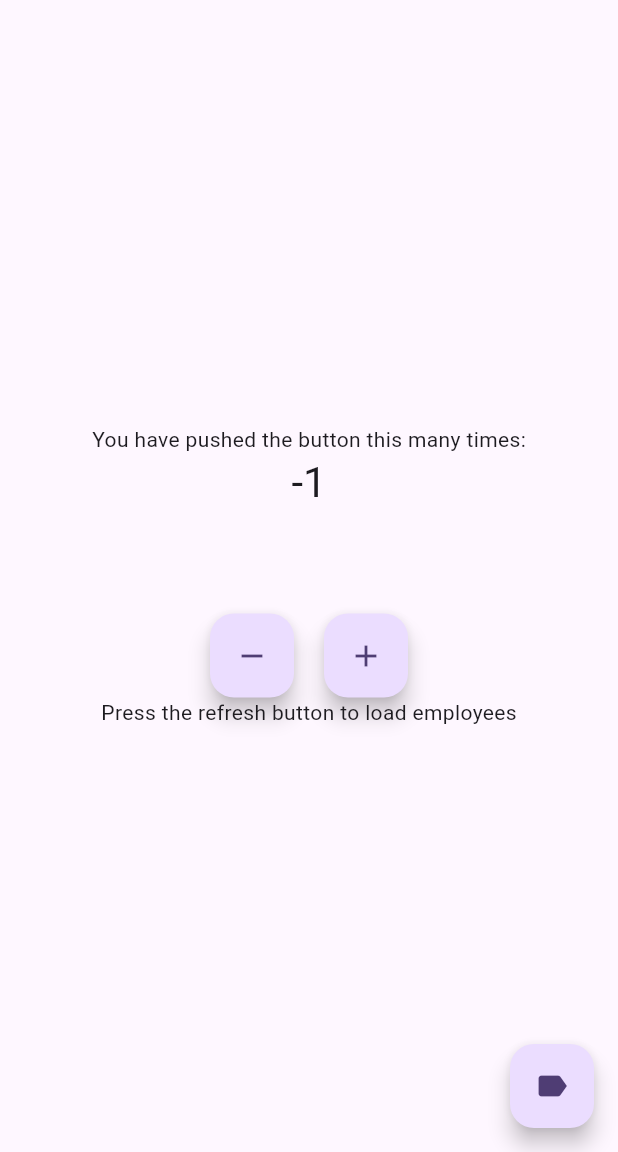
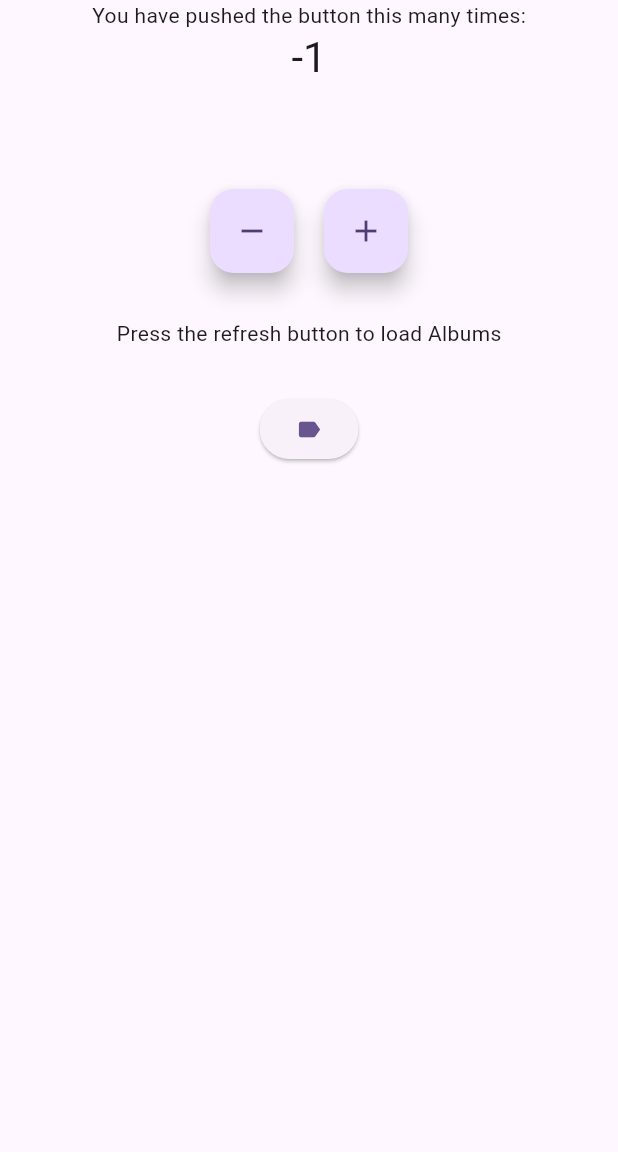
Before and after one commit to timokohlmann/bloc_demo, a Flutter app: the screen it shows after launch, after a tap on the "remove" icon, on a phone screen of 412 x 824 dp, the part 84-1236 px from its top. Run offline on Flutter 3.47's test engine with Material 3 defaults, Android fonts, the phone set to English and light mode, and no system bars; our stand-ins replace flutter_bloc; network calls fail.

Commit message:
change dummy API

```diff
--- a/lib/main.dart
+++ b/lib/main.dart
@@ -1,15 +1,18 @@
 import 'package:bloc_demo/modules/homepage/bloc/home_bloc.dart';
 import 'package:bloc_demo/modules/homepage/bloc/home_event.dart';
+import 'package:bloc_demo/modules/homepage/data/repository/home_repository.dart';
 import 'package:bloc_demo/modules/homepage/presentation/home.dart';
 import 'package:flutter/material.dart';
 import 'package:flutter_bloc/flutter_bloc.dart';
 
 void main() {
-  runApp(const MyApp());
+  runApp(MyApp());
 }
 
 class MyApp extends StatelessWidget {
-  const MyApp({super.key});
+  MyApp({super.key});
+
+  final AlbumRepository albumRepository = AlbumRepository();
 
   @override
   Widget build(BuildContext context) {
@@ -20,7 +23,8 @@ class MyApp extends StatelessWidget {
         useMaterial3: true,
       ),
       home: BlocProvider(
-        create: (context) => MyHomePageBloc()..add(MyHomePageStarted()),
+        create: (context) =>
+            MyHomePageBloc(albumRepository)..add(MyHomePageStarted()),
         child: const MyHomePage(
           title: 'Flutter Bloc Demo',
         ),
--- a/lib/modules/homepage/bloc/home_bloc.dart
+++ b/lib/modules/homepage/bloc/home_bloc.dart
@@ -5,24 +5,23 @@ import 'package:flutter_bloc/flutter_bloc.dart';
 import 'package:http/http.dart' as http;
 
 class MyHomePageBloc extends Bloc<MyHomePageEvent, MyHomePageState> {
-  MyHomePageBloc() : super(MyHomePageState()) {
+  MyHomePageBloc(this.albumRepository) : super(MyHomePageState()) {
     on<MyHomePageStarted>((_onStarted));
     on<MyHomePageCounterPressedPlus>((_incrementCounter));
     on<MyHomePageCounterPressedMinus>((_decrementCounter));
   }
-
-  late EmployeeRepository employeeRepository;
+  final AlbumRepository albumRepository;
 
   Future<void> _onStarted(
     MyHomePageStarted event,
     Emitter<MyHomePageState> emit,
   ) async {
-    emit(EmployeesLoading());
+    emit(AlbumsLoading());
     try {
-      final employees = await employeeRepository.fetchEmployees();
-      emit(EmployeesLoadSuccess(employees));
+      final albums = await albumRepository.fetchAlbums();
+      emit(AlbumsLoadSuccess(albums));
     } catch (error) {
-      emit(EmployeesLoadFailure(error.toString()));
+      emit(AlbumsLoadFailure(error.toString()));
     }
   }
 
--- a/lib/modules/homepage/bloc/home_state.dart
+++ b/lib/modules/homepage/bloc/home_state.dart
@@ -11,18 +11,18 @@ class MyHomePageState {
   }
 }
 
-class EmployeesInitial extends MyHomePageState {}
+class AlbumsInitial extends MyHomePageState {}
 
-class EmployeesLoading extends MyHomePageState {}
+class AlbumsLoading extends MyHomePageState {}
 
-class EmployeesLoadSuccess extends MyHomePageState {
-  final List<Employee> employees;
+class AlbumsLoadSuccess extends MyHomePageState {
+  final List<Album> albums;
 
-  EmployeesLoadSuccess(this.employees);
+  AlbumsLoadSuccess(this.albums);
 }
 
-class EmployeesLoadFailure extends MyHomePageState {
+class AlbumsLoadFailure extends MyHomePageState {
   final String error;
 
-  EmployeesLoadFailure(this.error);
+  AlbumsLoadFailure(this.error);
 }
--- a/lib/modules/homepage/data/repository/home_repository.dart
+++ b/lib/modules/homepage/data/repository/home_repository.dart
@@ -3,18 +3,21 @@ import 'dart:convert';
 import 'package:bloc_demo/modules/homepage/presentation/employee_model.dart';
 import 'package:http/http.dart' as http;
 
-class EmployeeRepository {
-  Future<List<Employee>> fetchEmployees() async {
+class AlbumRepository {
+  Future<List<Album>> fetchAlbums() async {
     final response = await http
-        .get(Uri.parse('https://dummy.restapiexample.com/api/v1/employees'));
+        .get(Uri.parse('https://jsonplaceholder.typicode.com/albums'));
 
     if (response.statusCode == 200) {
-      List<dynamic> jsonList = json.decode(response.body);
-      List<Employee> employees =
-          jsonList.map((json) => Employee.fromJson(json)).toList();
-      return employees;
+      final List<dynamic> decodedResponse = json.decode(response.body);
+
+      List<Album> albums = decodedResponse
+          .map<Album>((jsonItem) => Album.fromJson(jsonItem))
+          .toList();
+
+      return albums;
     } else {
-      throw Exception('Failed to load employees');
+      throw Exception('Failed to load albums');
     }
   }
 }
--- a/lib/modules/homepage/presentation/employee_model.dart
+++ b/lib/modules/homepage/presentation/employee_model.dart
@@ -1,26 +1,19 @@
-class Employee {
+class Album {
+  final int userId;
   final int id;
-  final String name;
-  final int age;
-  final int salary;
+  final String title;
 
-  const Employee({
+  const Album({
+    required this.userId,
     required this.id,
-    required this.name,
-    required this.age,
-    required this.salary,
+    required this.title,
   });
 
-  factory Employee.fromJson(Map<String, dynamic> json) {
-    return switch (json) {
-      {
-        'id': int id,
-        'name': String name,
-        'age': int age,
-        'salary': int salary,
-      } =>
-        Employee(id: id, name: name, age: age, salary: salary),
-      _ => throw const FormatException('Failed to load employee data'),
-    };
+  factory Album.fromJson(Map<String, dynamic> json) {
+    return Album(
+      userId: json['userId'],
+      id: json['id'],
+      title: json['title'],
+    );
   }
 }
--- a/lib/modules/homepage/presentation/home.dart
+++ b/lib/modules/homepage/presentation/home.dart
@@ -51,41 +51,47 @@ class MyHomePage extends StatelessWidget {
                     ),
                   ],
                 ),
-              buildStateDependentWidget(state),
-            ],
+                Expanded(
+                    child: Column(
+                  children: [
+                    Padding(
+                      padding: const EdgeInsets.all(30),
+                      child: buildStateDependentWidget(state),
                     ),
-        );
-      }),
-      floatingActionButton: FloatingActionButton(
+                    ElevatedButton(
                       onPressed: () {
                         myHomePageBloc.add(MyHomePageStarted());
                       },
                       child: const Icon(Icons.label),
                     ),
+                  ],
+                )),
+              ],
+            ),
+          );
+        },
+      ),
     );
   }
 
   Widget buildStateDependentWidget(MyHomePageState state) {
-    if (state is EmployeesLoading) {
+    if (state is AlbumsLoading) {
       return const CircularProgressIndicator();
-    } else if (state is EmployeesLoadSuccess) {
+    } else if (state is AlbumsLoadSuccess) {
       return Expanded(
         child: ListView.builder(
-          itemCount: state.employees.length,
+          itemCount: state.albums.length,
           itemBuilder: (context, index) {
-            final employee = state.employees[index];
+            final album = state.albums[index];
             return ListTile(
-              leading: const Icon(Icons.person),
-              title: Text(employee.name),
-              subtitle:
-                  Text('Age: ${employee.age}, Salary: ${employee.salary}'),
-            );
+                title: Text(album.title),
+                subtitle: Text('Album-ID: ${album.id}'));
           },
         ),
       );
-    } else if (state is EmployeesLoadFailure) {
-      return Text('Failed to load employees: ${state.error}');
+    } else if (state is AlbumsLoadFailure) {
+      return Text('Failed to load Albums: ${state.error}');
     }
-    return Text('Press the refresh button to load employees');
+    return Text('Press the refresh button to load Albums');
   }
 }
```
Lines whose indentation alone changed are shown as unchanged.
